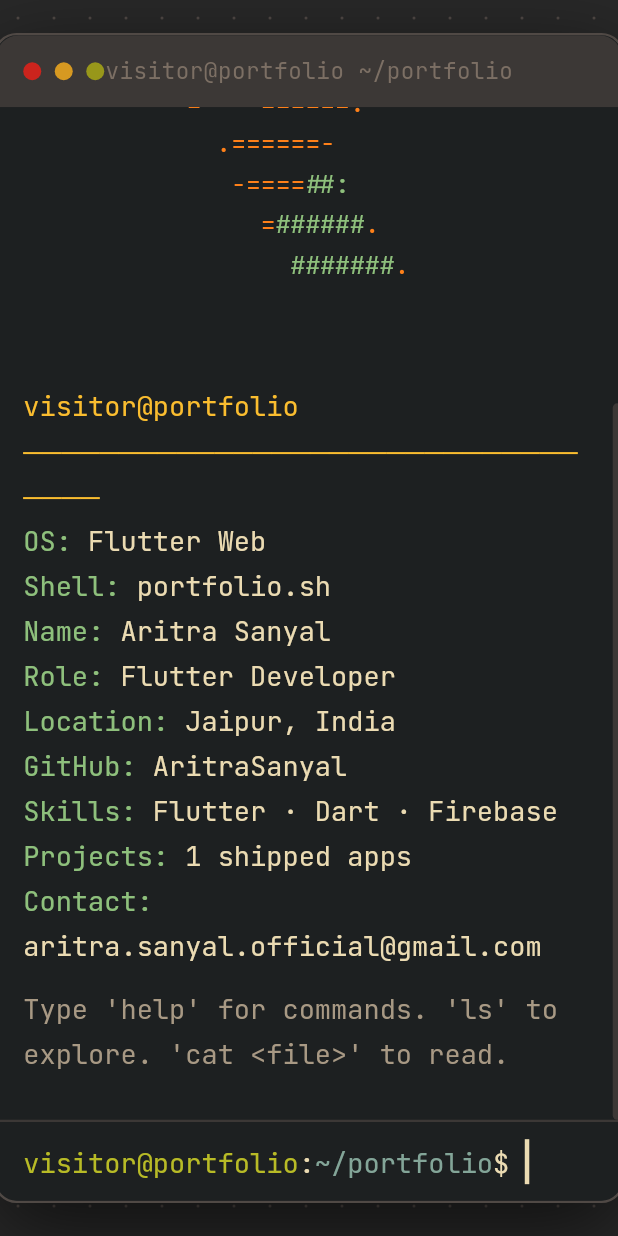
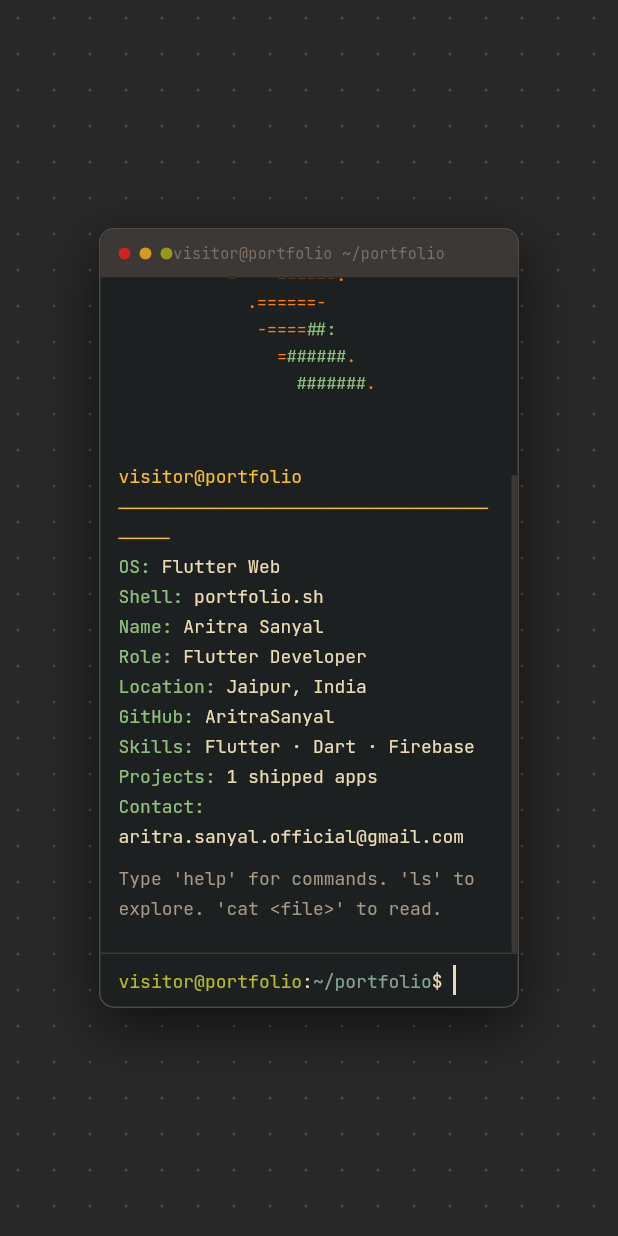
Before and after one commit to AritraSanyal/portfolio, a Flutter app: the screen it shows after launch, on a phone screen of 412 x 824 dp. Run offline on Flutter 3.47's test engine with Material 3 defaults, Android fonts, the phone set to English and light mode, and no system bars; our stand-ins replace google_fonts, web; missing offline and left inert: dart:js_interop.

Commit message:
fix: responsive scale for mobile (1.5x desktop, 1.0x mobile)

```diff
--- a/lib/features/loading/loading_screen.dart
+++ b/lib/features/loading/loading_screen.dart
@@ -121,6 +121,7 @@
     }
 
     final fontStatus = _fontsLoaded ? '[Done]' : '[Loading fonts...]';
+    final scale = screenW > 600 ? 1.5 : 1.0;
 
     return GestureDetector(
       onTap: () => setState(() => _skipRequested = true),
@@ -141,7 +142,7 @@
             children: [
               Center(
                 child: Transform.scale(
-                  scale: 1.5,
+                  scale: scale,
                   child: Column(
                     mainAxisSize: MainAxisSize.min,
                     children: [
--- a/lib/features/terminal/terminal_page.dart
+++ b/lib/features/terminal/terminal_page.dart
@@ -55,6 +55,9 @@
 
   @override
   Widget build(BuildContext context) {
+    final screenWidth = MediaQuery.of(context).size.width;
+    final scale = screenWidth > 600 ? 1.5 : 1.0;
+
     return ChangeNotifierProvider<TerminalController>.value(
       value: _controller,
       child: Scaffold(
@@ -66,7 +69,7 @@
             // Centered terminal
             Center(
               child: Transform.scale(
-                scale: 1.5,
+                scale: scale,
                 child: const TerminalWidget(),
               ),
             ),
```
